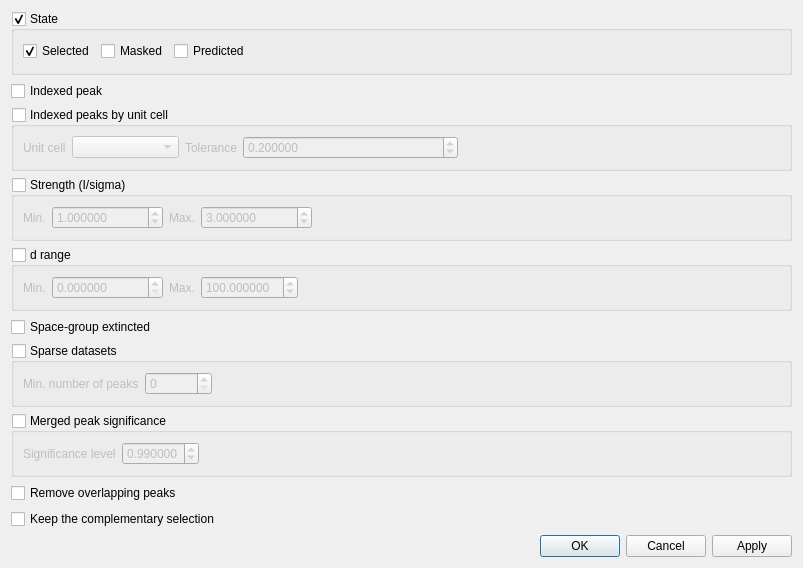
Above: apps/nsxqt/ui/DialogPeakFilter.ui from k61n/openhkl before the change. Below: the same form after it.
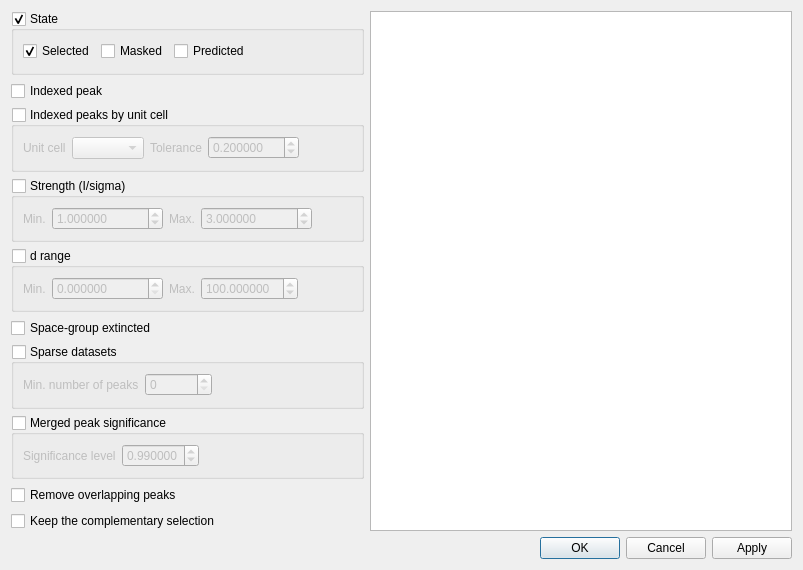
That is the form after the change. Custom widgets are drawn as their Qt base class.

Commit message: Added a peak table to peak filter dialog

```diff
--- a/apps/nsxqt/ui/DialogPeakFilter.ui
+++ b/apps/nsxqt/ui/DialogPeakFilter.ui
@@ -7,234 +7,18 @@
     <x>0</x>
     <y>0</y>
     <width>803</width>
-    <height>568</height>
+    <height>570</height>
    </rect>
   </property>
   <property name="windowTitle">
    <string>Peak Filters</string>
   </property>
-  <layout class="QGridLayout" name="gridLayout_2">
+  <layout class="QGridLayout" name="gridLayout">
    <item row="0" column="0">
-    <layout class="QHBoxLayout" name="horizontalLayout_7" stretch="1">
+    <layout class="QHBoxLayout" name="horizontalLayout_7" stretch="0,1">
      <item>
-      <layout class="QGridLayout" name="gridLayout">
-       <item row="9" column="0">
-        <widget class="QCheckBox" name="extincted">
-         <property name="toolTip">
-          <string>&lt;html&gt;&lt;head/&gt;&lt;body&gt;&lt;p&gt;Keep the peaks which satisfy space group extinction law&lt;/p&gt;&lt;/body&gt;&lt;/html&gt;</string>
-         </property>
-         <property name="text">
-          <string>Space-group extincted</string>
-         </property>
-        </widget>
-       </item>
-       <item row="10" column="0">
-        <widget class="QGroupBox" name="sparseDataSets">
-         <property name="title">
-          <string>Sparse datasets</string>
-         </property>
-         <property name="checkable">
-          <bool>true</bool>
-         </property>
-         <property name="checked">
-          <bool>false</bool>
-         </property>
-         <layout class="QHBoxLayout" name="horizontalLayout_5">
-          <item>
-           <widget class="QLabel" name="label_6">
-            <property name="text">
-             <string>Min. number of peaks</string>
-            </property>
-           </widget>
-          </item>
-          <item>
-           <widget class="QSpinBox" name="minNumPeaks">
-            <property name="maximum">
-             <number>100000</number>
-            </property>
-           </widget>
-          </item>
-          <item>
-           <spacer name="horizontalSpacer">
-            <property name="orientation">
-             <enum>Qt::Horizontal</enum>
-            </property>
-            <property name="sizeHint" stdset="0">
-             <size>
-              <width>40</width>
-              <height>20</height>
-             </size>
-            </property>
-           </spacer>
-          </item>
-         </layout>
-        </widget>
-       </item>
-       <item row="8" column="0">
-        <widget class="QGroupBox" name="dRange">
-         <property name="title">
-          <string>d range</string>
-         </property>
-         <property name="checkable">
-          <bool>true</bool>
-         </property>
-         <property name="checked">
-          <bool>false</bool>
-         </property>
-         <layout class="QHBoxLayout" name="horizontalLayout_2" stretch="0,0,0,0,1">
-          <item>
-           <widget class="QLabel" name="label_4">
-            <property name="text">
-             <string>Min.</string>
-            </property>
-           </widget>
-          </item>
-          <item>
-           <widget class="QDoubleSpinBox" name="dmin">
-            <property name="decimals">
-             <number>6</number>
-            </property>
-            <property name="maximum">
-             <double>999999.989999999990687</double>
-            </property>
-            <property name="singleStep">
-             <double>0.010000000000000</double>
-            </property>
-           </widget>
-          </item>
-          <item>
-           <widget class="QLabel" name="label_5">
-            <property name="text">
-             <string>Max.</string>
-            </property>
-           </widget>
-          </item>
-          <item>
-           <widget class="QDoubleSpinBox" name="dmax">
-            <property name="decimals">
-             <number>6</number>
-            </property>
-            <property name="maximum">
-             <double>9999.989999999999782</double>
-            </property>
-            <property name="singleStep">
-             <double>0.010000000000000</double>
-            </property>
-            <property name="value">
-             <double>100.000000000000000</double>
-            </property>
-           </widget>
-          </item>
-          <item>
-           <spacer name="horizontalSpacer_2">
-            <property name="orientation">
-             <enum>Qt::Horizontal</enum>
-            </property>
-            <property name="sizeHint" stdset="0">
-             <size>
-              <width>40</width>
-              <height>20</height>
-             </size>
-            </property>
-           </spacer>
-          </item>
-         </layout>
-        </widget>
-       </item>
-       <item row="13" column="0">
-        <widget class="QCheckBox" name="overlapping">
-         <property name="toolTip">
-          <string>&lt;html&gt;&lt;head/&gt;&lt;body&gt;&lt;p&gt;Keep the peaks which do not overlap&lt;/p&gt;&lt;/body&gt;&lt;/html&gt;</string>
-         </property>
-         <property name="text">
-          <string>Remove overlapping peaks</string>
-         </property>
-         <property name="checked">
-          <bool>false</bool>
-         </property>
-        </widget>
-       </item>
-       <item row="6" column="0">
-        <widget class="QGroupBox" name="strength">
-         <property name="title">
-          <string>Strength (I/sigma)</string>
-         </property>
-         <property name="checkable">
-          <bool>true</bool>
-         </property>
-         <property name="checked">
-          <bool>false</bool>
-         </property>
-         <layout class="QHBoxLayout" name="horizontalLayout_3" stretch="0,0,0,0,1">
-          <item>
-           <widget class="QLabel" name="label">
-            <property name="text">
-             <string>Min.</string>
-            </property>
-           </widget>
-          </item>
-          <item>
-           <widget class="QDoubleSpinBox" name="strengthMin">
-            <property name="decimals">
-             <number>6</number>
-            </property>
-            <property name="minimum">
-             <double>0.000000000000000</double>
-            </property>
-            <property name="maximum">
-             <double>1000000.000000000000000</double>
-            </property>
-            <property name="singleStep">
-             <double>0.010000000000000</double>
-            </property>
-            <property name="value">
-             <double>1.000000000000000</double>
-            </property>
-           </widget>
-          </item>
-          <item>
-           <widget class="QLabel" name="label_2">
-            <property name="text">
-             <string>Max.</string>
-            </property>
-           </widget>
-          </item>
-          <item>
-           <widget class="QDoubleSpinBox" name="strengthMax">
-            <property name="decimals">
-             <number>6</number>
-            </property>
-            <property name="minimum">
-             <double>0.000000000000000</double>
-            </property>
-            <property name="maximum">
-             <double>1000000.000000000000000</double>
-            </property>
-            <property name="singleStep">
-             <double>0.010000000000000</double>
-            </property>
-            <property name="value">
-             <double>3.000000000000000</double>
-            </property>
-           </widget>
-          </item>
-          <item>
-           <spacer name="horizontalSpacer_3">
-            <property name="orientation">
-             <enum>Qt::Horizontal</enum>
-            </property>
-            <property name="sizeHint" stdset="0">
-             <size>
-              <width>40</width>
-              <height>20</height>
-             </size>
-            </property>
-           </spacer>
-          </item>
-         </layout>
-        </widget>
-       </item>
-       <item row="2" column="0">
+      <layout class="QVBoxLayout" name="verticalLayout">
+       <item>
         <widget class="QGroupBox" name="state">
          <property name="toolTip">
           <string>&lt;html&gt;&lt;head/&gt;&lt;body&gt;&lt;p&gt;Keep the peaks which are selected/unselected and/or masked/unmasked&lt;/p&gt;&lt;/body&gt;&lt;/html&gt;</string>
@@ -292,7 +76,14 @@
          </layout>
         </widget>
        </item>
-       <item row="4" column="0">
+       <item>
+        <widget class="QCheckBox" name="indexed">
+         <property name="text">
+          <string>Indexed peak</string>
+         </property>
+        </widget>
+       </item>
+       <item>
         <widget class="QGroupBox" name="indexedByUnitCell">
          <property name="toolTip">
           <string>&lt;html&gt;&lt;head/&gt;&lt;body&gt;&lt;p&gt;Keep the peaks which are indexable with a given unit cell&lt;/p&gt;&lt;/body&gt;&lt;/html&gt;</string>
@@ -359,24 +150,210 @@
          </layout>
         </widget>
        </item>
-       <item row="3" column="0">
-        <widget class="QCheckBox" name="indexed">
-         <property name="text">
-          <string>Indexed peak</string>
+       <item>
+        <widget class="QGroupBox" name="strength">
+         <property name="title">
+          <string>Strength (I/sigma)</string>
          </property>
+         <property name="checkable">
+          <bool>true</bool>
+         </property>
+         <property name="checked">
+          <bool>false</bool>
+         </property>
+         <layout class="QHBoxLayout" name="horizontalLayout_3" stretch="0,0,0,0,1">
+          <item>
+           <widget class="QLabel" name="label">
+            <property name="text">
+             <string>Min.</string>
+            </property>
+           </widget>
+          </item>
+          <item>
+           <widget class="QDoubleSpinBox" name="strengthMin">
+            <property name="decimals">
+             <number>6</number>
+            </property>
+            <property name="minimum">
+             <double>0.000000000000000</double>
+            </property>
+            <property name="maximum">
+             <double>1000000.000000000000000</double>
+            </property>
+            <property name="singleStep">
+             <double>0.010000000000000</double>
+            </property>
+            <property name="value">
+             <double>1.000000000000000</double>
+            </property>
+           </widget>
+          </item>
+          <item>
+           <widget class="QLabel" name="label_2">
+            <property name="text">
+             <string>Max.</string>
+            </property>
+           </widget>
+          </item>
+          <item>
+           <widget class="QDoubleSpinBox" name="strengthMax">
+            <property name="decimals">
+             <number>6</number>
+            </property>
+            <property name="minimum">
+             <double>0.000000000000000</double>
+            </property>
+            <property name="maximum">
+             <double>1000000.000000000000000</double>
+            </property>
+            <property name="singleStep">
+             <double>0.010000000000000</double>
+            </property>
+            <property name="value">
+             <double>3.000000000000000</double>
+            </property>
+           </widget>
+          </item>
+          <item>
+           <spacer name="horizontalSpacer_3">
+            <property name="orientation">
+             <enum>Qt::Horizontal</enum>
+            </property>
+            <property name="sizeHint" stdset="0">
+             <size>
+              <width>40</width>
+              <height>20</height>
+             </size>
+            </property>
+           </spacer>
+          </item>
+         </layout>
         </widget>
        </item>
-       <item row="14" column="0">
-        <widget class="QCheckBox" name="complementary">
+       <item>
+        <widget class="QGroupBox" name="dRange">
+         <property name="title">
+          <string>d range</string>
+         </property>
+         <property name="checkable">
+          <bool>true</bool>
+         </property>
+         <property name="checked">
+          <bool>false</bool>
+         </property>
+         <layout class="QHBoxLayout" name="horizontalLayout_2" stretch="0,0,0,0,1">
+          <item>
+           <widget class="QLabel" name="label_4">
+            <property name="text">
+             <string>Min.</string>
+            </property>
+           </widget>
+          </item>
+          <item>
+           <widget class="QDoubleSpinBox" name="dMin">
+            <property name="decimals">
+             <number>6</number>
+            </property>
+            <property name="maximum">
+             <double>999999.989999999990687</double>
+            </property>
+            <property name="singleStep">
+             <double>0.010000000000000</double>
+            </property>
+           </widget>
+          </item>
+          <item>
+           <widget class="QLabel" name="label_5">
+            <property name="text">
+             <string>Max.</string>
+            </property>
+           </widget>
+          </item>
+          <item>
+           <widget class="QDoubleSpinBox" name="dMax">
+            <property name="decimals">
+             <number>6</number>
+            </property>
+            <property name="maximum">
+             <double>9999.989999999999782</double>
+            </property>
+            <property name="singleStep">
+             <double>0.010000000000000</double>
+            </property>
+            <property name="value">
+             <double>100.000000000000000</double>
+            </property>
+           </widget>
+          </item>
+          <item>
+           <spacer name="horizontalSpacer_2">
+            <property name="orientation">
+             <enum>Qt::Horizontal</enum>
+            </property>
+            <property name="sizeHint" stdset="0">
+             <size>
+              <width>40</width>
+              <height>20</height>
+             </size>
+            </property>
+           </spacer>
+          </item>
+         </layout>
+        </widget>
+       </item>
+       <item>
+        <widget class="QCheckBox" name="extincted">
          <property name="toolTip">
           <string>&lt;html&gt;&lt;head/&gt;&lt;body&gt;&lt;p&gt;Keep the peaks filtered out by the aformentionned filters&lt;/p&gt;&lt;/body&gt;&lt;/html&gt;</string>
          </property>
          <property name="text">
-          <string>Keep the complementary selection</string>
+          <string>Space-group extincted</string>
          </property>
         </widget>
        </item>
-       <item row="11" column="0">
+       <item>
+        <widget class="QGroupBox" name="sparseDataSets">
+         <property name="title">
+          <string>Sparse datasets</string>
+         </property>
+         <property name="checkable">
+          <bool>true</bool>
+         </property>
+         <property name="checked">
+          <bool>false</bool>
+         </property>
+         <layout class="QHBoxLayout" name="horizontalLayout_5">
+          <item>
+           <widget class="QLabel" name="label_6">
+            <property name="text">
+             <string>Min. number of peaks</string>
+            </property>
+           </widget>
+          </item>
+          <item>
+           <widget class="QSpinBox" name="minNumPeaks">
+            <property name="maximum">
+             <number>100000</number>
+            </property>
+           </widget>
+          </item>
+          <item>
+           <spacer name="horizontalSpacer">
+            <property name="orientation">
+             <enum>Qt::Horizontal</enum>
+            </property>
+            <property name="sizeHint" stdset="0">
+             <size>
+              <width>40</width>
+              <height>20</height>
+             </size>
+            </property>
+           </spacer>
+          </item>
+         </layout>
+        </widget>
+       </item>
+       <item>
         <widget class="QGroupBox" name="mergedPeakSignificance">
          <property name="title">
           <string>Merged peak significance</string>
@@ -427,8 +404,34 @@
          </layout>
         </widget>
        </item>
+       <item>
+        <widget class="QCheckBox" name="overlapping">
+         <property name="toolTip">
+          <string>&lt;html&gt;&lt;head/&gt;&lt;body&gt;&lt;p&gt;Keep the peaks which do not overlap&lt;/p&gt;&lt;/body&gt;&lt;/html&gt;</string>
+         </property>
+         <property name="text">
+          <string>Remove overlapping peaks</string>
+         </property>
+         <property name="checked">
+          <bool>false</bool>
+         </property>
+        </widget>
+       </item>
+       <item>
+        <widget class="QCheckBox" name="complementary">
+         <property name="toolTip">
+          <string>&lt;html&gt;&lt;head/&gt;&lt;body&gt;&lt;p&gt;Keep the peaks filtered out by the aformentionned filters&lt;/p&gt;&lt;/body&gt;&lt;/html&gt;</string>
+         </property>
+         <property name="text">
+          <string>Keep the complementary selection</string>
+         </property>
+        </widget>
+       </item>
       </layout>
      </item>
+     <item>
+      <widget class="PeakTableView" name="peaks"/>
+     </item>
     </layout>
    </item>
    <item row="1" column="0">
@@ -443,6 +446,13 @@
    </item>
   </layout>
  </widget>
+ <customwidgets>
+  <customwidget>
+   <class>PeakTableView</class>
+   <extends>QTableView</extends>
+   <header>PeakTableView.h</header>
+  </customwidget>
+ </customwidgets>
  <resources/>
  <connections>
   <connection>
```
Left out of the diff: 2 changed lines with no effect on the pictures. The commit also changes 5 other files.
